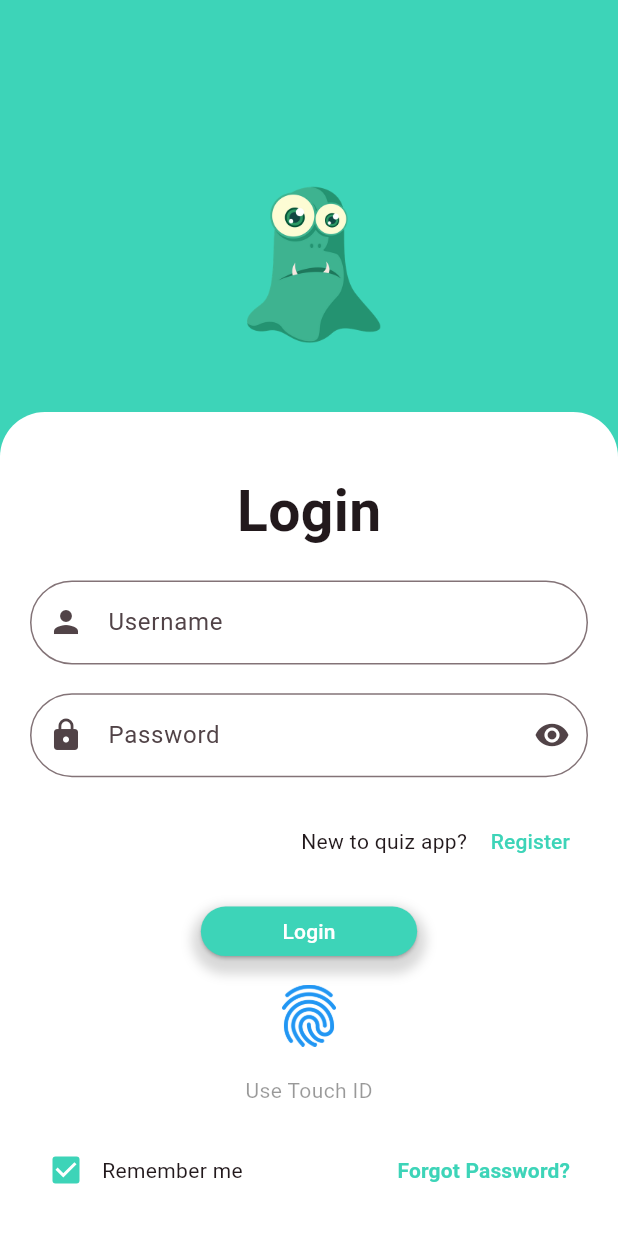
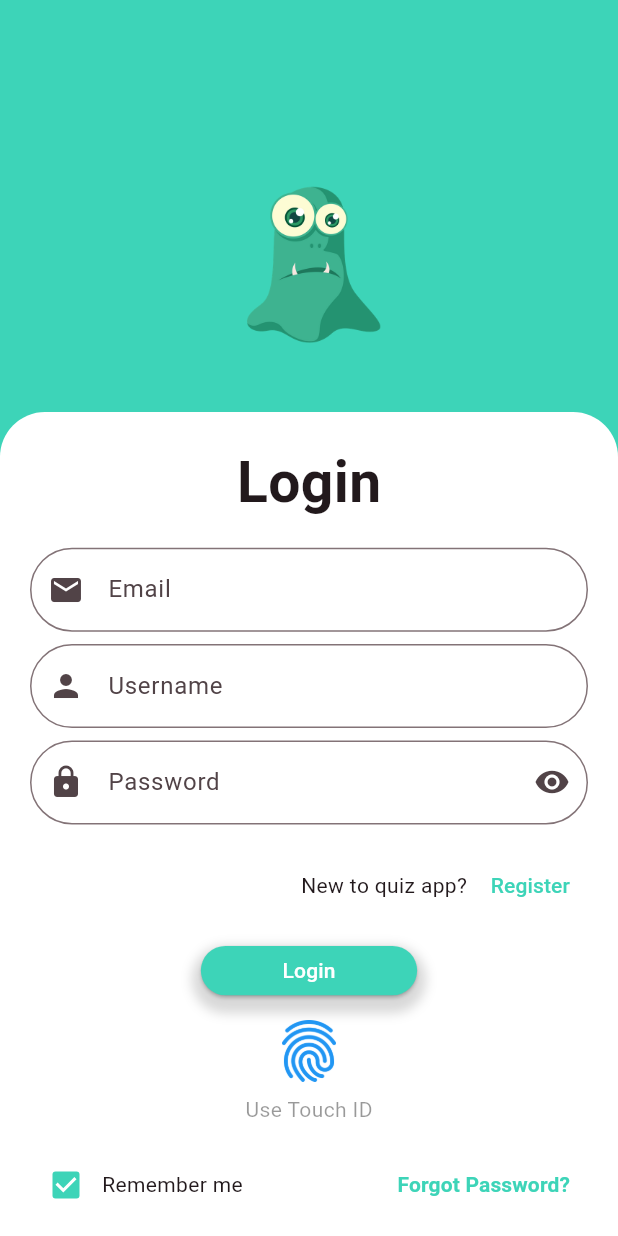
Before and after one commit to MazenMomen/quiz_app_mazen_momen, a Flutter app: the screen it shows after launch, on a phone screen of 412 x 824 dp. Run offline on Flutter 3.47's test engine with Material 2 defaults, Android fonts, the phone set to English and light mode, and no system bars; our stand-ins replace google_fonts.

Commit message:
login screen validations added

```diff
--- a/lib/main.dart
+++ b/lib/main.dart
@@ -16,7 +16,7 @@ class MyApp extends StatelessWidget {
         colorScheme: ColorScheme.fromSeed(seedColor: Colors.black),
         useMaterial3: true,
       ),
-      home: const LoginScreen(),
+      home: LoginScreen(),
     );
   }
 }
--- a/lib/screens/login_screen.dart
+++ b/lib/screens/login_screen.dart
@@ -3,7 +3,8 @@ import 'package:google_fonts/google_fonts.dart';
 import 'package:quiz_app_mazen_momen/screens/category_screen.dart';
 
 class LoginScreen extends StatelessWidget {
-  const LoginScreen({super.key});
+  LoginScreen({super.key});
+  final _formKey = GlobalKey<FormState>();
 
   @override
   Widget build(BuildContext context) {
@@ -37,34 +38,93 @@ class LoginScreen extends StatelessWidget {
             ),
             child: Padding(
               padding: const EdgeInsets.all(20.0),
+              child: Form(
+                key: _formKey,
+                child: SingleChildScrollView(
                   child: Column(
                     mainAxisAlignment: MainAxisAlignment.start,
                     children: [
-                  const Spacer(),
                       const Text(
                         "Login",
-                    style: TextStyle(fontSize: 38, fontWeight: FontWeight.bold),
+                        style: TextStyle(
+                            fontSize: 38, fontWeight: FontWeight.bold),
                       ),
-                  const Spacer(),
-                  const TextField(
-                      decoration: InputDecoration(
+                      SizedBox(
+                        height: MediaQuery.of(context).size.height * 0.02,
+                        width: MediaQuery.of(context).size.width,
+                      ),
+                      TextFormField(
+                          validator: (value) {
+                            if (value!.isEmpty) {
+                              return "Please enter your email address!!";
+                            } else if (!RegExp(
+                                    r'^[\w-]+(\.[\w-]+)*@[\w-]+(\.com)$')
+                                .hasMatch(value)) {
+                              return "Email address should be as follows:\n 'user@example.com'";
+                            }
+                            return null;
+                          },
+                          decoration: const InputDecoration(
+                            hintText: "Email",
+                            prefixIcon: Icon(Icons.email),
+                            border: OutlineInputBorder(
+                              borderRadius:
+                                  BorderRadius.all(Radius.circular(30)),
+                            ),
+                          )),
+                      SizedBox(
+                        height: MediaQuery.of(context).size.height * 0.01,
+                        width: MediaQuery.of(context).size.width,
+                      ),
+                      TextFormField(
+                          validator: (value) {
+                            if (value!.isEmpty) {
+                              return "Please enter your username!!";
+                            } else if (value.length < 9) {
+                              return "Username must be at least 9 characters.";
+                            } else if (value[0] != value[0].toUpperCase()) {
+                              return "First letter must be uppercase";
+                            }
+                            return null;
+                          },
+                          decoration: const InputDecoration(
                             hintText: "Username",
                             prefixIcon: Icon(Icons.person),
                             border: OutlineInputBorder(
-                      borderRadius: BorderRadius.all(Radius.circular(30)),
+                              borderRadius:
+                                  BorderRadius.all(Radius.circular(30)),
                             ),
                           )),
-                  const Spacer(),
-                  const TextField(
-                      decoration: InputDecoration(
+                      SizedBox(
+                        height: MediaQuery.of(context).size.height * 0.01,
+                        width: MediaQuery.of(context).size.width,
+                      ),
+                      TextFormField(
+                          validator: (value) {
+                            if (value!.isEmpty) {
+                              return "Please enter your Password!!";
+                            } else if (value.length < 10) {
+                              return "Password must be at least 10 characters.";
+                            } else if (!RegExp(
+                                    r'^(?=.*[a-z])(?=.*[A-Z])(?=.*\d)(?=.*[@#$%^&+=!]).*$')
+                                .hasMatch(value)) {
+                              return "Password must contain at least:\none lowercase letter, one uppercase letter,\none number, and one special character.";
+                            }
+                            return null;
+                          },
+                          decoration: const InputDecoration(
                             hintText: "Password",
                             prefixIcon: Icon(Icons.lock),
                             suffixIcon: Icon(Icons.visibility),
                             border: OutlineInputBorder(
-                      borderRadius: BorderRadius.all(Radius.circular(30)),
+                              borderRadius:
+                                  BorderRadius.all(Radius.circular(30)),
                             ),
                           )),
-                  const Spacer(),
+                      SizedBox(
+                        height: MediaQuery.of(context).size.height * 0.02,
+                        width: MediaQuery.of(context).size.width,
+                      ),
                       Row(
                         mainAxisAlignment: MainAxisAlignment.end,
                         children: [
@@ -74,12 +134,16 @@ class LoginScreen extends StatelessWidget {
                               child: Text(
                                 "Register",
                                 style: GoogleFonts.roboto(
-                              color: const Color.fromARGB(255, 61, 212, 184),
+                                  color:
+                                      const Color.fromARGB(255, 61, 212, 184),
                                 ),
                               )),
                         ],
                       ),
-                  const Spacer(),
+                      SizedBox(
+                        height: MediaQuery.of(context).size.height * 0.02,
+                        width: MediaQuery.of(context).size.width,
+                      ),
                       Container(
                         width: MediaQuery.of(context).size.width * 0.35,
                         height: MediaQuery.of(context).size.height * 0.04,
@@ -90,16 +154,18 @@ class LoginScreen extends StatelessWidget {
                                   .withOpacity(0.4), // Set the shadow color
                               spreadRadius:
                                   6, // Set the spread radius of the shadow
-                          blurRadius: 6, // Set the blur radius of the shadow
+                              blurRadius:
+                                  6, // Set the blur radius of the shadow
                               offset: const Offset(
                                   0, 6), // Set the offset of the shadow
                             ),
                           ],
-                      borderRadius:
-                          BorderRadius.circular(50), // Set button border radius
+                          borderRadius: BorderRadius.circular(
+                              50), // Set button border radius
                         ),
                         child: ElevatedButton(
                           onPressed: () {
+                            if (_formKey.currentState!.validate()) {
                               Navigator.push(
                                 context,
                                 MaterialPageRoute<void>(
@@ -107,6 +173,7 @@ class LoginScreen extends StatelessWidget {
                                       const CategoryScreen(),
                                 ),
                               );
+                            }
                           },
                           style: ElevatedButton.styleFrom(
                             backgroundColor:
@@ -121,17 +188,26 @@ class LoginScreen extends StatelessWidget {
                           ),
                         ),
                       ),
-                  const Spacer(),
+                      SizedBox(
+                        height: MediaQuery.of(context).size.height * 0.02,
+                        width: MediaQuery.of(context).size.width,
+                      ),
                       Image.asset("assets/fingerprint.png",
                           height: MediaQuery.of(context).size.height * 0.05),
-                  const Spacer(),
+                      SizedBox(
+                        height: MediaQuery.of(context).size.height * 0.01,
+                        width: MediaQuery.of(context).size.width,
+                      ),
                       Text(
                         "Use Touch ID",
                         style: GoogleFonts.roboto(
                           color: Colors.black.withOpacity(0.4),
                         ),
                       ),
-                  const Spacer(),
+                      SizedBox(
+                        height: MediaQuery.of(context).size.height * 0.02,
+                        width: MediaQuery.of(context).size.width,
+                      ),
                       Row(
                         mainAxisAlignment: MainAxisAlignment.spaceBetween,
                         children: [
@@ -151,7 +227,8 @@ class LoginScreen extends StatelessWidget {
                               child: Text(
                                 "Forgot Password?",
                                 style: GoogleFonts.roboto(
-                                color: const Color.fromARGB(255, 61, 212, 184),
+                                    color:
+                                        const Color.fromARGB(255, 61, 212, 184),
                                     fontWeight: FontWeight.bold),
                               )),
                         ],
@@ -160,6 +237,8 @@ class LoginScreen extends StatelessWidget {
                   ),
                 ),
               ),
+            ),
+          ),
         ],
       ),
     );
--- a/lib/screens/opening_screen.dart
+++ b/lib/screens/opening_screen.dart
@@ -60,7 +60,7 @@ class OpeningScreen extends StatelessWidget {
                     Navigator.push(
                       context,
                       MaterialPageRoute<void>(
-                        builder: (BuildContext context) => const LoginScreen(),
+                        builder: (BuildContext context) => LoginScreen(),
                       ),
                     );
                   },
```
Lines whose indentation alone changed are shown as unchanged.
